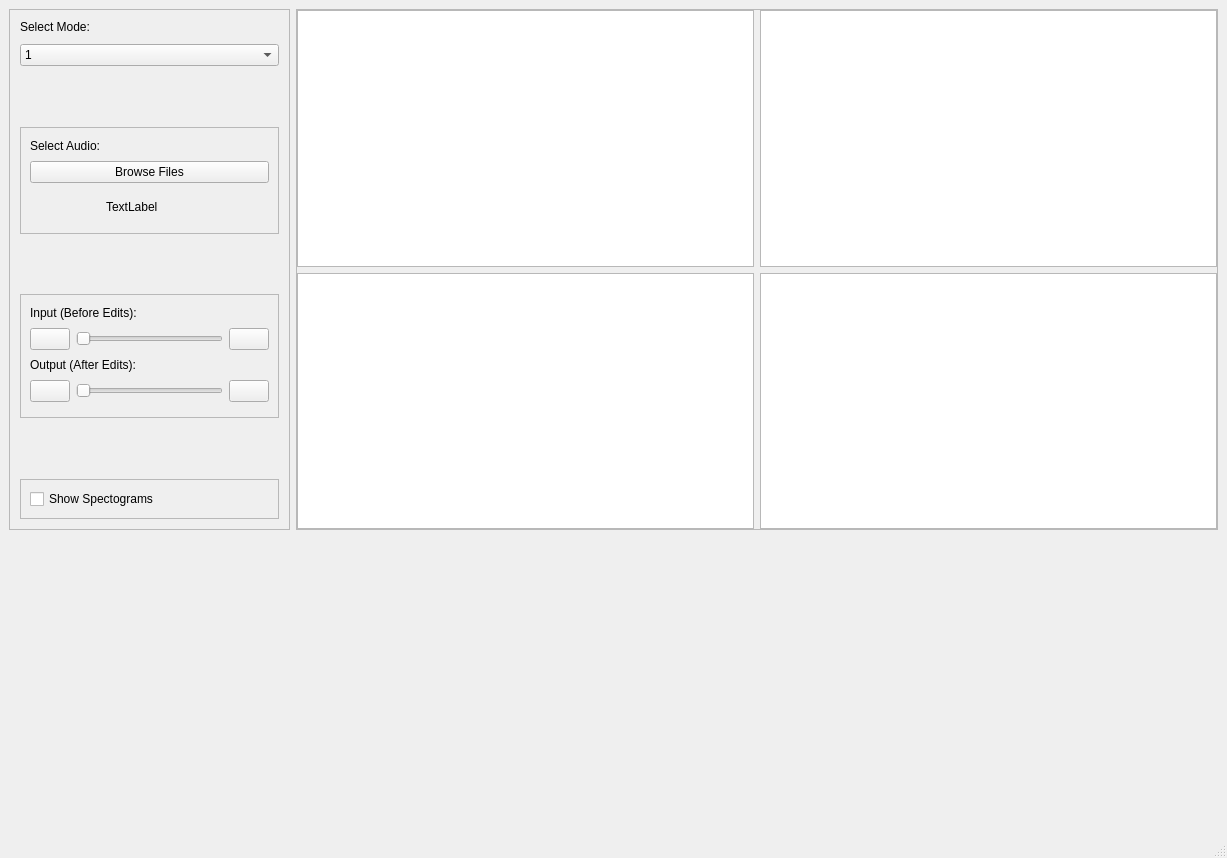
First picture: the form in design.ui, repository mohandemadx/DSP_TASK3, before the edit.
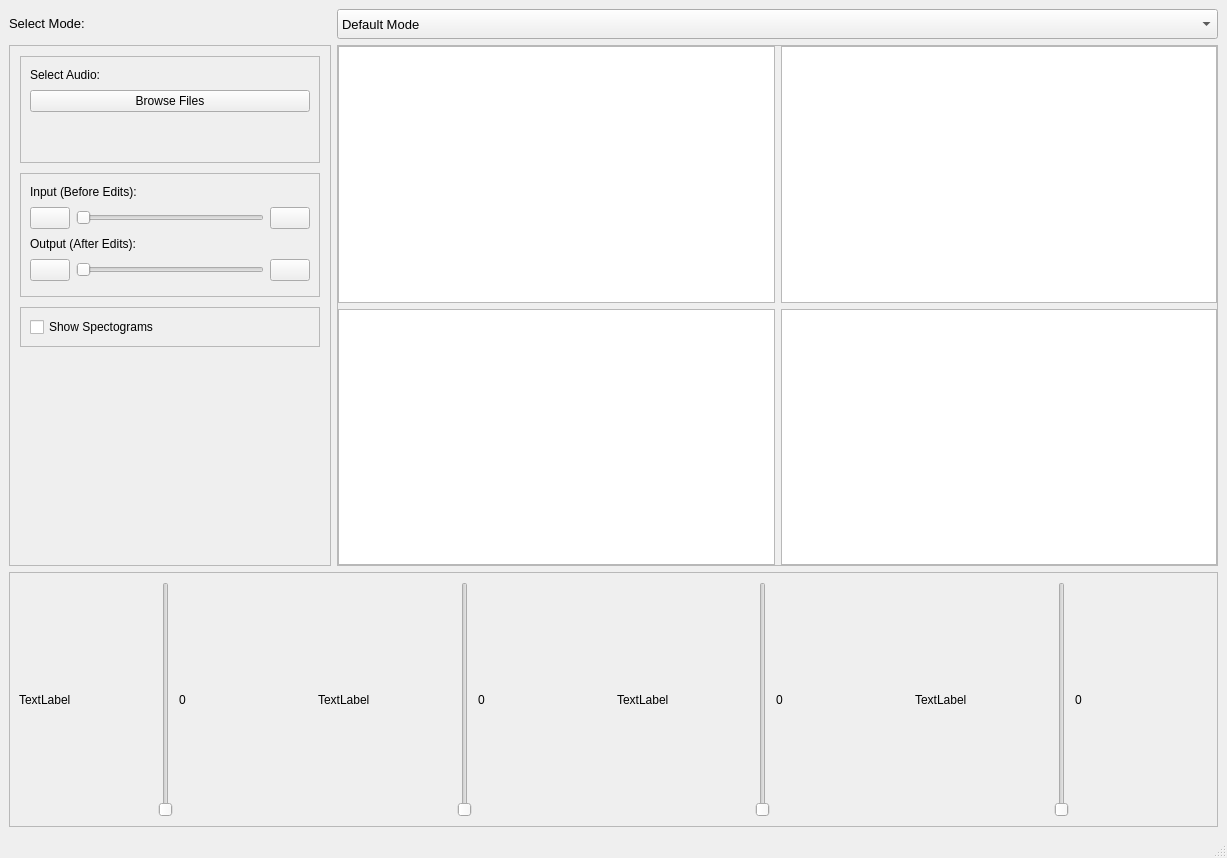
Second picture: the form after the edit.

```diff
--- a/design.ui
+++ b/design.ui
@@ -17,8 +17,53 @@
    <bool>false</bool>
   </property>
   <widget class="QWidget" name="centralwidget">
-   <layout class="QGridLayout" name="gridLayout_5">
-    <item row="0" column="0">
+   <layout class="QGridLayout" name="gridLayout_6">
+    <item row="2" column="1">
+     <widget class="QFrame" name="Graph_frame">
+      <property name="minimumSize">
+       <size>
+        <width>881</width>
+        <height>521</height>
+       </size>
+      </property>
+      <property name="frameShape">
+       <enum>QFrame::StyledPanel</enum>
+      </property>
+      <property name="frameShadow">
+       <enum>QFrame::Raised</enum>
+      </property>
+      <layout class="QGridLayout" name="gridLayout_4">
+       <property name="leftMargin">
+        <number>0</number>
+       </property>
+       <property name="topMargin">
+        <number>0</number>
+       </property>
+       <property name="rightMargin">
+        <number>0</number>
+       </property>
+       <property name="bottomMargin">
+        <number>0</number>
+       </property>
+       <property name="verticalSpacing">
+        <number>6</number>
+       </property>
+       <item row="0" column="1">
+        <widget class="QGraphicsView" name="OutputGraph"/>
+       </item>
+       <item row="1" column="0">
+        <widget class="QGraphicsView" name="SpectoGraph1"/>
+       </item>
+       <item row="0" column="0">
+        <widget class="QGraphicsView" name="InputGraph"/>
+       </item>
+       <item row="1" column="1">
+        <widget class="QGraphicsView" name="SpectoGraph2"/>
+       </item>
+      </layout>
+     </widget>
+    </item>
+    <item row="2" column="0">
      <widget class="QFrame" name="Options_frame">
       <property name="sizePolicy">
        <sizepolicy hsizetype="Preferred" vsizetype="Preferred">
@@ -28,8 +73,8 @@
       </property>
       <property name="maximumSize">
        <size>
-        <width>281</width>
-        <height>523</height>
+        <width>322</width>
+        <height>16777215</height>
        </size>
       </property>
       <property name="frameShape">
@@ -57,33 +102,7 @@
        <property name="verticalSpacing">
         <number>10</number>
        </property>
-       <item row="2" column="0">
-        <spacer name="verticalSpacer_3">
-         <property name="orientation">
-          <enum>Qt::Vertical</enum>
-         </property>
-         <property name="sizeHint" stdset="0">
-          <size>
-           <width>20</width>
-           <height>40</height>
-          </size>
-         </property>
-        </spacer>
-       </item>
-       <item row="6" column="0">
-        <spacer name="verticalSpacer_2">
-         <property name="orientation">
-          <enum>Qt::Vertical</enum>
-         </property>
-         <property name="sizeHint" stdset="0">
-          <size>
-           <width>20</width>
-           <height>40</height>
-          </size>
-         </property>
-        </spacer>
-       </item>
-       <item row="9" column="0">
+       <item row="3" column="0" alignment="Qt::AlignTop">
         <widget class="QFrame" name="HideFrame">
          <property name="sizePolicy">
           <sizepolicy hsizetype="Preferred" vsizetype="Fixed">
@@ -108,20 +127,23 @@
          </layout>
         </widget>
        </item>
-       <item row="0" column="0">
-        <widget class="QLabel" name="label">
-         <property name="sizePolicy">
-          <sizepolicy hsizetype="Preferred" vsizetype="Maximum">
-           <horstretch>0</horstretch>
-           <verstretch>0</verstretch>
-          </sizepolicy>
+       <item row="11" column="0">
+        <spacer name="verticalSpacer">
+         <property name="orientation">
+          <enum>Qt::Vertical</enum>
          </property>
-         <property name="text">
-          <string>Select Mode:</string>
+         <property name="sizeType">
+          <enum>QSizePolicy::Maximum</enum>
          </property>
-        </widget>
+         <property name="sizeHint" stdset="0">
+          <size>
+           <width>20</width>
+           <height>100</height>
+          </size>
+         </property>
+        </spacer>
        </item>
-       <item row="7" column="0">
+       <item row="2" column="0">
         <widget class="QFrame" name="AudioPlayerFrame">
          <property name="sizePolicy">
           <sizepolicy hsizetype="Preferred" vsizetype="Fixed">
@@ -142,19 +164,6 @@
           <enum>QFrame::Plain</enum>
          </property>
          <layout class="QGridLayout" name="gridLayout_2">
-          <item row="0" column="0" colspan="2">
-           <widget class="QLabel" name="label_3">
-            <property name="sizePolicy">
-             <sizepolicy hsizetype="Preferred" vsizetype="Maximum">
-              <horstretch>0</horstretch>
-              <verstretch>0</verstretch>
-             </sizepolicy>
-            </property>
-            <property name="text">
-             <string>Input (Before Edits):</string>
-            </property>
-           </widget>
-          </item>
           <item row="1" column="0">
            <widget class="QPushButton" name="playButton1">
             <property name="sizePolicy">
@@ -234,29 +243,23 @@
             </property>
            </widget>
           </item>
+          <item row="0" column="0" colspan="2">
+           <widget class="QLabel" name="label_3">
+            <property name="sizePolicy">
+             <sizepolicy hsizetype="Preferred" vsizetype="Maximum">
+              <horstretch>0</horstretch>
+              <verstretch>0</verstretch>
+             </sizepolicy>
+            </property>
+            <property name="text">
+             <string>Input (Before Edits):</string>
+            </property>
+           </widget>
+          </item>
          </layout>
         </widget>
        </item>
        <item row="1" column="0">
-        <widget class="QComboBox" name="mode_comboBox">
-         <item>
-          <property name="text">
-           <string>1</string>
-          </property>
-         </item>
-         <item>
-          <property name="text">
-           <string>2</string>
-          </property>
-         </item>
-         <item>
-          <property name="text">
-           <string>3</string>
-          </property>
-         </item>
-        </widget>
-       </item>
-       <item row="3" column="0" rowspan="3">
         <widget class="QFrame" name="ImportFrame">
          <property name="sizePolicy">
           <sizepolicy hsizetype="Expanding" vsizetype="Fixed">
@@ -334,87 +337,182 @@
           <item row="2" column="1" alignment="Qt::AlignLeft">
            <widget class="QLabel" name="musicfileName">
             <property name="text">
-             <string>TextLabel</string>
+             <string/>
             </property>
            </widget>
           </item>
          </layout>
         </widget>
        </item>
-       <item row="8" column="0">
-        <spacer name="verticalSpacer">
+      </layout>
+     </widget>
+    </item>
+    <item row="3" column="0" colspan="2">
+     <widget class="QFrame" name="SliderFrame">
+      <property name="frameShape">
+       <enum>QFrame::StyledPanel</enum>
+      </property>
+      <property name="frameShadow">
+       <enum>QFrame::Raised</enum>
+      </property>
+      <layout class="QHBoxLayout" name="horizontalLayout">
+       <item>
+        <widget class="QLabel" name="label_control1">
+         <property name="text">
+          <string>TextLabel</string>
+         </property>
+        </widget>
+       </item>
+       <item>
+        <widget class="QSlider" name="verticalSlider_2">
          <property name="orientation">
           <enum>Qt::Vertical</enum>
          </property>
-         <property name="sizeHint" stdset="0">
-          <size>
-           <width>20</width>
-           <height>40</height>
-          </size>
+        </widget>
+       </item>
+       <item>
+        <widget class="QLabel" name="label1">
+         <property name="text">
+          <string>0</string>
          </property>
-        </spacer>
+        </widget>
        </item>
+       <item>
+        <widget class="QLabel" name="label_13">
+         <property name="text">
+          <string>TextLabel</string>
+         </property>
+        </widget>
+       </item>
+       <item>
+        <widget class="QSlider" name="verticalSlider_3">
+         <property name="orientation">
+          <enum>Qt::Vertical</enum>
+         </property>
+        </widget>
+       </item>
+       <item>
+        <widget class="QLabel" name="label_9">
+         <property name="text">
+          <string>0</string>
+         </property>
+        </widget>
+       </item>
+       <item>
+        <widget class="QLabel" name="label_14">
+         <property name="text">
+          <string>TextLabel</string>
+         </property>
+        </widget>
+       </item>
+       <item>
+        <widget class="QSlider" name="verticalSlider_4">
+         <property name="orientation">
+          <enum>Qt::Vertical</enum>
+         </property>
+        </widget>
+       </item>
+       <item>
+        <widget class="QLabel" name="label_10">
+         <property name="text">
+          <string>0</string>
+         </property>
+        </widget>
+       </item>
+       <item>
+        <widget class="QLabel" name="label_15">
+         <property name="text">
+          <string>TextLabel</string>
+         </property>
+        </widget>
+       </item>
+       <item>
+        <widget class="QSlider" name="verticalSlider">
+         <property name="orientation">
+          <enum>Qt::Vertical</enum>
+         </property>
+        </widget>
+       </item>
+       <item>
+        <widget class="QLabel" name="label_11">
+         <property name="text">
+          <string>0</string>
+         </property>
+        </widget>
+       </item>
       </layout>
      </widget>
     </item>
+    <item row="0" column="0">
+     <widget class="QLabel" name="label">
+      <property name="sizePolicy">
+       <sizepolicy hsizetype="Preferred" vsizetype="Maximum">
+        <horstretch>0</horstretch>
+        <verstretch>0</verstretch>
+       </sizepolicy>
+      </property>
+      <property name="font">
+       <font>
+        <family>Nirmala UI</family>
+        <pointsize>10</pointsize>
+        <weight>50</weight>
+        <bold>false</bold>
+       </font>
+      </property>
+      <property name="text">
+       <string>Select Mode:</string>
+      </property>
+     </widget>
+    </item>
     <item row="0" column="1">
-     <widget class="QFrame" name="Graph_frame">
+     <widget class="QComboBox" name="mode_comboBox">
+      <property name="sizePolicy">
+       <sizepolicy hsizetype="Preferred" vsizetype="Maximum">
+        <horstretch>0</horstretch>
+        <verstretch>30</verstretch>
+       </sizepolicy>
+      </property>
       <property name="minimumSize">
        <size>
-        <width>881</width>
-        <height>521</height>
+        <width>0</width>
+        <height>30</height>
        </size>
       </property>
-      <property name="frameShape">
-       <enum>QFrame::StyledPanel</enum>
+      <property name="font">
+       <font>
+        <pointsize>10</pointsize>
+        <weight>50</weight>
+        <bold>false</bold>
+       </font>
       </property>
-      <property name="frameShadow">
-       <enum>QFrame::Raised</enum>
+      <property name="currentText">
+       <string>Default Mode</string>
       </property>
-      <layout class="QGridLayout" name="gridLayout_4">
-       <property name="leftMargin">
-        <number>0</number>
+      <property name="currentIndex">
+       <number>0</number>
+      </property>
+      <item>
+       <property name="text">
+        <string>Default Mode</string>
        </property>
-       <property name="topMargin">
-        <number>0</number>
+      </item>
+      <item>
+       <property name="text">
+        <string>ECG Mode</string>
        </property>
-       <property name="rightMargin">
-        <number>0</number>
+      </item>
+      <item>
+       <property name="text">
+        <string>Animal Mode</string>
        </property>
-       <property name="bottomMargin">
-        <number>0</number>
+      </item>
+      <item>
+       <property name="text">
+        <string>Music Mode</string>
        </property>
-       <property name="verticalSpacing">
-        <number>6</number>
-       </property>
-       <item row="0" column="1">
-        <widget class="QGraphicsView" name="OutputGraph"/>
-       </item>
-       <item row="1" column="0">
-        <widget class="QGraphicsView" name="SpectoGraph1"/>
-       </item>
-       <item row="0" column="0">
-        <widget class="QGraphicsView" name="InputGraph"/>
-       </item>
-       <item row="1" column="1">
-        <widget class="QGraphicsView" name="SpectoGraph2"/>
-       </item>
-      </layout>
+      </item>
      </widget>
     </item>
-    <item row="1" column="1">
-     <spacer name="verticalSpacer_4">
-      <property name="orientation">
-       <enum>Qt::Vertical</enum>
-      </property>
-      <property name="sizeHint" stdset="0">
-       <size>
-        <width>20</width>
-        <height>257</height>
-       </size>
-      </property>
-     </spacer>
-    </item>
    </layout>
   </widget>
   <widget class="QMenuBar" name="menubar">
```
Left out of the diff: 67 changed lines with no effect on the pictures.
